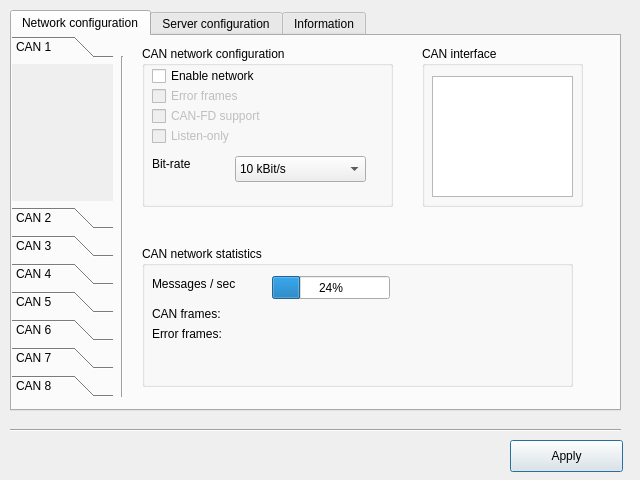
First picture: the form in source/server/forms/ServerConfig.ui, repository canpie/CANpie, before the edit.
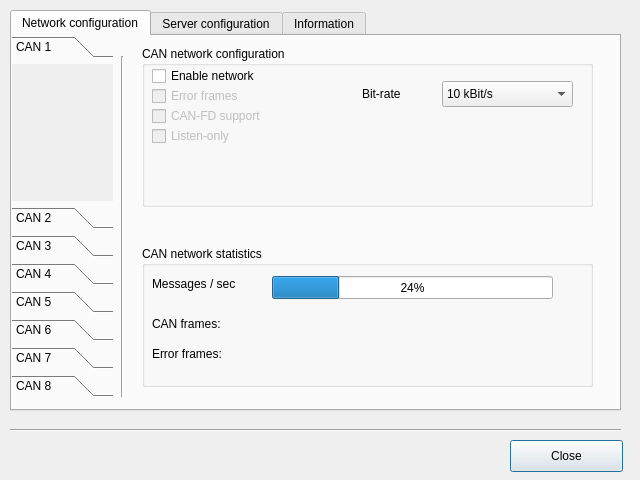
Second picture: the form after the edit. Icons and pictures are not drawn. Custom widgets are drawn as their Qt base class.

Diff of the .ui file:
```diff
--- a/source/server/forms/ServerConfig.ui
+++ b/source/server/forms/ServerConfig.ui
@@ -27,7 +27,7 @@
     </rect>
    </property>
    <property name="text">
-    <string>Apply</string>
+    <string>Close</string>
    </property>
   </widget>
   <widget class="QTabWidget" name="pclTabConfigM">
@@ -168,7 +168,7 @@
       <rect>
        <x>130</x>
        <y>10</y>
-       <width>251</width>
+       <width>451</width>
        <height>161</height>
       </rect>
      </property>
@@ -178,8 +178,8 @@
      <widget class="QComboBox" name="pclCbbNetBitrateM">
       <property name="geometry">
        <rect>
-        <x>93</x>
-        <y>110</y>
+        <x>300</x>
+        <y>35</y>
         <width>131</width>
         <height>26</height>
        </rect>
@@ -233,8 +233,8 @@
      <widget class="QLabel" name="pclLblNetBitrateM">
       <property name="geometry">
        <rect>
-        <x>10</x>
-        <y>110</y>
+        <x>220</x>
+        <y>40</y>
         <width>59</width>
         <height>16</height>
        </rect>
@@ -310,7 +310,7 @@
       <rect>
        <x>130</x>
        <y>210</y>
-       <width>431</width>
+       <width>451</width>
        <height>141</height>
       </rect>
      </property>
@@ -322,7 +322,7 @@
        <rect>
         <x>130</x>
         <y>30</y>
-        <width>118</width>
+        <width>281</width>
         <height>23</height>
        </rect>
       </property>
@@ -347,7 +347,7 @@
       <property name="geometry">
        <rect>
         <x>10</x>
-        <y>80</y>
+        <y>100</y>
         <width>101</width>
         <height>16</height>
        </rect>
@@ -360,7 +360,7 @@
       <property name="geometry">
        <rect>
         <x>10</x>
-        <y>60</y>
+        <y>70</y>
         <width>101</width>
         <height>16</height>
        </rect>
@@ -370,35 +370,6 @@
       </property>
      </widget>
     </widget>
-    <widget class="QGroupBox" name="groupBox_3">
-     <property name="geometry">
-      <rect>
-       <x>410</x>
-       <y>10</y>
-       <width>161</width>
-       <height>161</height>
-      </rect>
-     </property>
-     <property name="title">
-      <string>CAN interface</string>
-     </property>
-     <widget class="QGraphicsView" name="graphicsView">
-      <property name="geometry">
-       <rect>
-        <x>10</x>
-        <y>30</y>
-        <width>141</width>
-        <height>121</height>
-       </rect>
-      </property>
-      <property name="toolTip">
-       <string>Click to select CAN interface</string>
-      </property>
-      <property name="toolTipDuration">
-       <number>-1</number>
-      </property>
-     </widget>
-    </widget>
     <widget class="Line" name="line_2">
      <property name="geometry">
       <rect>
@@ -490,6 +461,14 @@
    </property>
   </widget>
  </widget>
+ <customwidgets>
+  <customwidget>
+   <class>QCanInterfaceWidget</class>
+   <extends>QWidget</extends>
+   <header>qcan_interface_widget.hpp</header>
+   <container>1</container>
+  </customwidget>
+ </customwidgets>
  <resources>
   <include location="../qcanserver.qrc"/>
  </resources>
```
Left out of the diff: 37 changed lines with no effect on the pictures.
